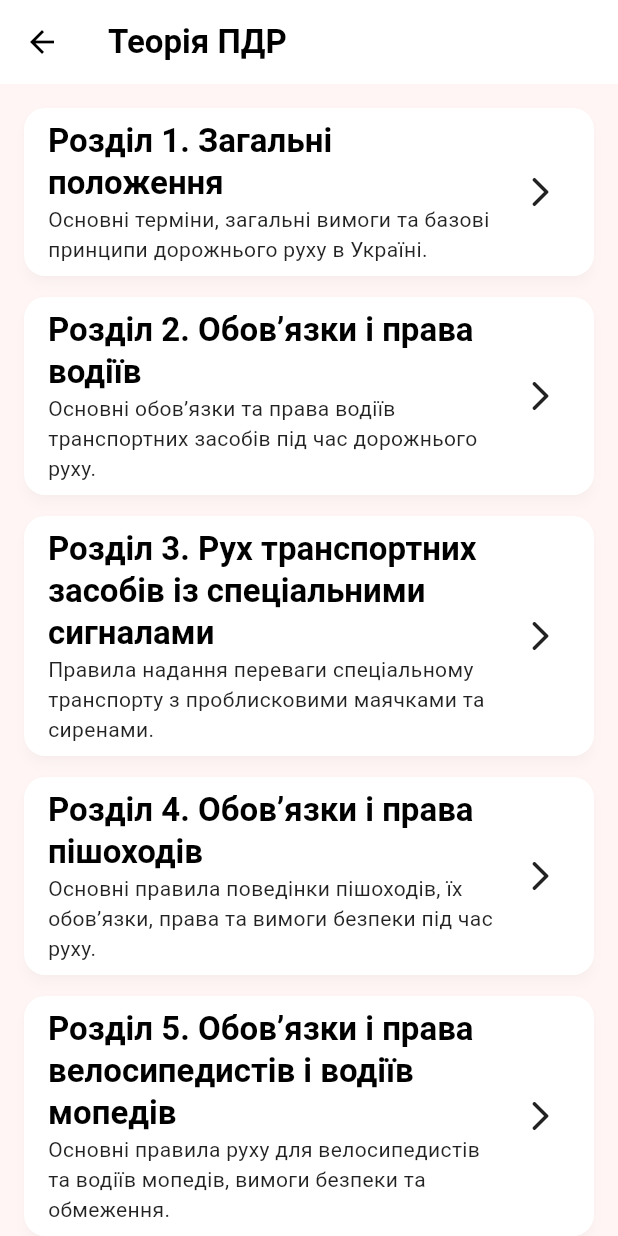
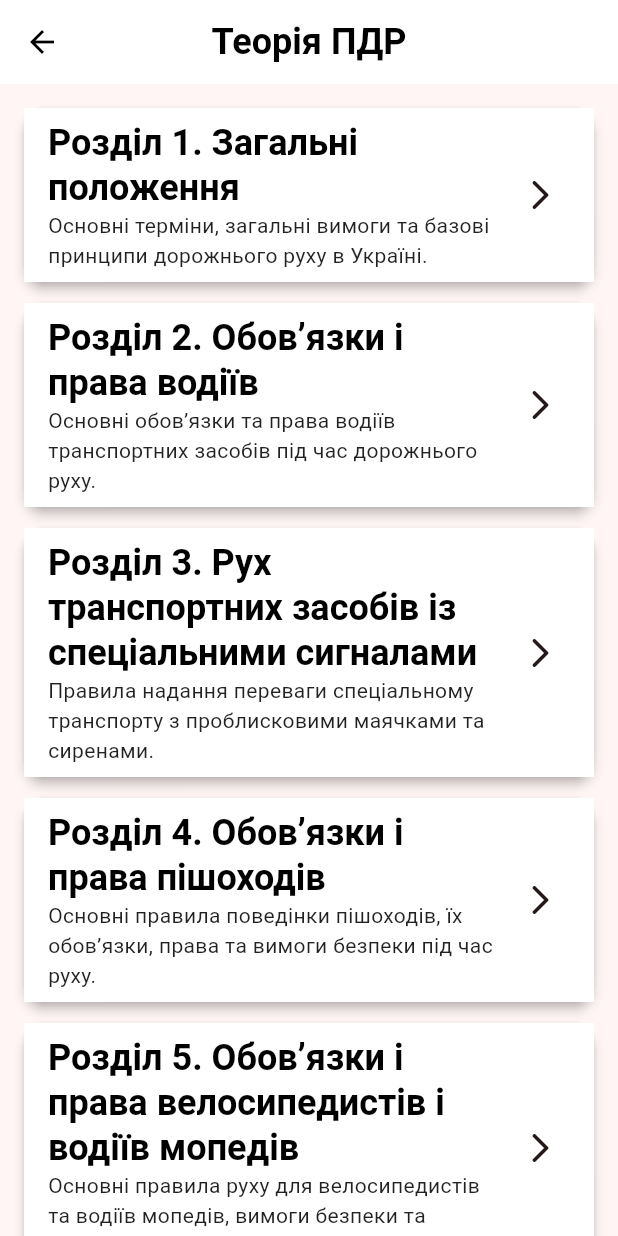
Before and after one commit to Asfi-S/pdr_learning_app, a Flutter app: the screen it shows after launch, after a tap on "Теорія ПДР", on a phone screen of 412 x 824 dp. Run offline on Flutter 3.47's test engine with Material 3 defaults, Android fonts, the phone set to English and light mode, and no system bars; our stand-ins replace shared_preferences.

Commit message:
fix 0.2x

```diff
--- a/lib/main.dart
+++ b/lib/main.dart
@@ -1,10 +1,13 @@
 import 'package:flutter/material.dart';
+import 'package:shared_preferences/shared_preferences.dart';
 import 'theme/pdr_theme.dart';
 
 // Screens
 import 'screens/home_screen.dart';
+import 'screens/settings_screen.dart';
+import 'screens/history_screen.dart';
 import 'screens/theory_screen.dart';
-import 'screens/test_menu_screen.dart';   // 🔥 НОВИЙ
+import 'screens/test_menu_screen.dart';
 import 'screens/traffic_signs_screen.dart';
 import 'screens/sections_details_screen.dart';
 
@@ -12,6 +15,7 @@ import 'screens/sections_details_screen.dart';
 import 'models/section_model.dart';
 
 void main() {
+  WidgetsFlutterBinding.ensureInitialized();
   runApp(const PDRApp());
 }
 
@@ -24,15 +28,46 @@ class PDRApp extends StatefulWidget {
 
 class _PDRAppState extends State<PDRApp> {
   bool _isDark = false;
+  bool _loaded = false;
 
-  void toggleTheme() {
-    setState(() => _isDark = !_isDark);
+  @override
+  void initState() {
+    super.initState();
+    _loadTheme();
+  }
+
+  /// 🔥 Завантаження теми із SharedPreferences
+  Future<void> _loadTheme() async {
+    final prefs = await SharedPreferences.getInstance();
+    final saved = prefs.getBool("isDark") ?? false;
+    setState(() {
+      _isDark = saved;
+      _loaded = true;
+    });
+  }
+
+  /// 🔥 Зміна теми + збереження
+  void toggleTheme() async {
+    final newValue = !_isDark;
+    setState(() => _isDark = newValue);
+
+    final prefs = await SharedPreferences.getInstance();
+    await prefs.setBool("isDark", newValue);
   }
 
   @override
   Widget build(BuildContext context) {
+    // Показуємо splash поки тема не прочиталась
+    if (!_loaded) {
+      return MaterialApp(
+        home: Scaffold(
+          body: Center(child: CircularProgressIndicator()),
+        ),
+      );
+    }
+
     return MaterialApp(
-      title: 'Вивчення ПДР',
+      title: "Вивчення ПДР",
       debugShowCheckedModeBanner: false,
 
       // Теми
@@ -40,35 +75,31 @@ class _PDRAppState extends State<PDRApp> {
       darkTheme: PdrTheme.dark,
       themeMode: _isDark ? ThemeMode.dark : ThemeMode.light,
 
-      initialRoute: '/',
+      // Головний екран
+      home: const HomeScreen(),
 
-
+      // Маршрути
       routes: {
-        '/': (_) => HomeScreen(
+        "/settings": (_) => SettingsScreen(
           toggleTheme: toggleTheme,
           isDark: _isDark,
         ),
-
-        '/theory': (_) => const TheoryScreen(),
-
-        // 🔥 Тепер це меню тестування!
-        '/test': (_) => const TestMenuScreen(),
-
-        '/signs': (_) => const TrafficSignsScreen(),
+        "/history": (_) => const HistoryScreen(),
+        "/theory": (_) => const TheoryScreen(),
+        "/test": (_) => const TestMenuScreen(),
+        "/signs": (_) => const TrafficSignsScreen(),
       },
 
-      // екрани з аргументами
+      // Динамічні сторінки
       onGenerateRoute: (settings) {
-        if (settings.name == '/section_details') {
+        if (settings.name == "/section_details") {
           final args = settings.arguments;
-
           if (args is SectionModel) {
             return MaterialPageRoute(
               builder: (_) => SectionDetailsScreen(section: args),
             );
           }
         }
-
         return null;
       },
     );
--- a/lib/screens/home_screen.dart
+++ b/lib/screens/home_screen.dart
@@ -1,14 +1,7 @@
 import 'package:flutter/material.dart';
 
 class HomeScreen extends StatefulWidget {
-  final VoidCallback toggleTheme;
-  final bool isDark;
-
-  const HomeScreen({
-    super.key,
-    required this.toggleTheme,
-    required this.isDark,
-  });
+  const HomeScreen({super.key});
 
   @override
   State<HomeScreen> createState() => _HomeScreenState();
@@ -30,7 +23,6 @@ class _HomeScreenState extends State<HomeScreen>
     );
 
     _fade = CurvedAnimation(parent: _controller, curve: Curves.easeOut);
-
     _slide = Tween(begin: const Offset(0, 0.15), end: Offset.zero)
         .animate(CurvedAnimation(parent: _controller, curve: Curves.easeOut));
 
@@ -52,14 +44,13 @@ class _HomeScreenState extends State<HomeScreen>
         title: const Text("Вивчення ПДР"),
         actions: [
           IconButton(
-            icon: Icon(
-              widget.isDark ? Icons.dark_mode : Icons.light_mode,
-            ),
-            onPressed: widget.toggleTheme,
+            icon: const Icon(Icons.settings),
+            onPressed: () => Navigator.pushNamed(context, "/settings"),
           )
         ],
       ),
 
+      // 🔥 Гарний градієнтний фон
       body: Container(
         width: double.infinity,
         decoration: BoxDecoration(
@@ -77,48 +68,33 @@ class _HomeScreenState extends State<HomeScreen>
             opacity: _fade,
             child: SlideTransition(
               position: _slide,
+              child: Center(
                 child: Column(
                   mainAxisAlignment: MainAxisAlignment.center,
                   children: [
-                  Image.asset('assets/images/pdr_logo.png',
-                      width: 120, height: 120),
+                    Image.asset("assets/images/pdr_logo.png", width: 130),
+                    const SizedBox(height: 20),
 
-                  const SizedBox(height: 16),
-
+                    // Заголовок
                     Text(
                       "Вивчення ПДР",
-                    style: theme.textTheme.titleLarge!.copyWith(
-                      fontSize: 34,
-                      shadows: const [
-                        Shadow(
-                          blurRadius: 8,
-                          offset: Offset(2, 2),
-                          color: Colors.black26,
-                        )
-                      ],
+                      style: theme.textTheme.titleLarge?.copyWith(
+                        fontSize: 32,
+                        fontWeight: FontWeight.bold,
                       ),
                     ),
 
                     const SizedBox(height: 40),
 
                     _btn(Icons.menu_book_rounded, "Теорія ПДР", "/theory"),
-                  const SizedBox(height: 20),
+                    const SizedBox(height: 18),
 
                     _btn(Icons.quiz_rounded, "Тестування", "/test"),
-                  const SizedBox(height: 20),
+                    const SizedBox(height: 18),
 
                     _btn(Icons.traffic_rounded, "Дорожні знаки", "/signs"),
-
-                  const SizedBox(height: 60),
-
-                  Text(
-                    "© 2025 Asfinian Studio",
-                    style: theme.textTheme.bodyMedium!.copyWith(
-                      fontSize: 12,
-                      color: Colors.grey,
+                  ],
                 ),
-                  )
-                ],
               ),
             ),
           ),
--- a/lib/theme/pdr_theme.dart
+++ b/lib/theme/pdr_theme.dart
@@ -3,106 +3,125 @@ import 'package:flutter/material.dart';
 class PdrTheme {
   // 🌞 СВІТЛА ТЕМА
   static final ThemeData light = ThemeData(
+    useMaterial3: true,
     brightness: Brightness.light,
 
     scaffoldBackgroundColor: const Color(0xFFFFF5F5),
 
-    colorScheme: const ColorScheme.light(
-      primary: Color(0xFFFF6E6E),
-      secondary: Color(0xFFFF9E9E),
-      surface: Colors.white,
-      onSurface: Colors.black87,
-      onPrimary: Colors.white,
+    colorScheme: ColorScheme.fromSeed(
+      brightness: Brightness.light,
+      seedColor: const Color(0xFFFF6E6E),
+      primary: const Color(0xFFFF6E6E),
+      secondary: const Color(0xFFFF9E9E),
     ),
 
     appBarTheme: const AppBarTheme(
       backgroundColor: Colors.white,
       foregroundColor: Colors.black,
       elevation: 0,
+      centerTitle: true,
     ),
 
     cardTheme: const CardThemeData(
       color: Colors.white,
       surfaceTintColor: Colors.transparent,
       elevation: 3,
-      shadowColor: Colors.black12,
+      margin: EdgeInsets.symmetric(vertical: 8),
       shape: RoundedRectangleBorder(
         borderRadius: BorderRadius.all(Radius.circular(14)),
       ),
     ),
 
+    listTileTheme: const ListTileThemeData(
+      iconColor: Colors.black87,
+      textColor: Colors.black87,
+      tileColor: Colors.white,
+    ),
+
     elevatedButtonTheme: ElevatedButtonThemeData(
       style: ElevatedButton.styleFrom(
-        backgroundColor: Color(0xFFFF7A7A),
+        backgroundColor: const Color(0xFFFF7A7A),
         foregroundColor: Colors.white,
-        padding: EdgeInsets.symmetric(vertical: 14, horizontal: 28),
-        shape: RoundedRectangleBorder(
+        padding: const EdgeInsets.symmetric(vertical: 14, horizontal: 28),
+        shape: const RoundedRectangleBorder(
           borderRadius: BorderRadius.all(Radius.circular(18)),
         ),
-        elevation: 3,
+        elevation: 4,
+        shadowColor: Colors.black26,
       ),
     ),
 
     textTheme: const TextTheme(
       bodyMedium: TextStyle(color: Colors.black87),
-      bodyLarge: TextStyle(color: Colors.black),
+      bodyLarge: TextStyle(color: Colors.black, fontSize: 16),
       titleLarge: TextStyle(
         color: Colors.black,
         fontWeight: FontWeight.bold,
+        fontSize: 24,
       ),
     ),
   );
 
   // 🌙 ТЕМНА ТЕМА
   static final ThemeData dark = ThemeData(
+    useMaterial3: true,
     brightness: Brightness.dark,
 
     scaffoldBackgroundColor: const Color(0xFF0E0E1A),
     canvasColor: const Color(0xFF141428),
 
-    colorScheme: const ColorScheme.dark(
-      primary: Color(0xFFFF6E6E),
-      secondary: Color(0xFFFF8A80),
-      surface: Color(0xFF1C1C2E),
-      onSurface: Colors.white70,
-      onPrimary: Colors.white,
+    colorScheme: ColorScheme.fromSeed(
+      brightness: Brightness.dark,
+      seedColor: const Color(0xFFFF6E6E),
+      primary: const Color(0xFFFF6E6E),
+      secondary: const Color(0xFFFF8A80),
+      surface: const Color(0xFF1C1C2E),
     ),
 
     appBarTheme: const AppBarTheme(
       backgroundColor: Color(0xFF0B0B13),
       foregroundColor: Colors.white,
       elevation: 0,
+      centerTitle: true,
     ),
 
     cardTheme: const CardThemeData(
       color: Color(0xFF1A1A28),
       surfaceTintColor: Colors.transparent,
-      elevation: 5,
+      elevation: 4,
+      margin: EdgeInsets.symmetric(vertical: 8),
       shadowColor: Colors.black54,
       shape: RoundedRectangleBorder(
         borderRadius: BorderRadius.all(Radius.circular(14)),
       ),
     ),
 
+    listTileTheme: const ListTileThemeData(
+      iconColor: Colors.white70,
+      textColor: Colors.white70,
+      tileColor: Color(0xFF1A1A28),
+    ),
+
     elevatedButtonTheme: ElevatedButtonThemeData(
       style: ElevatedButton.styleFrom(
-        backgroundColor: Color(0xFF27273A),
+        backgroundColor: const Color(0xFF27273A),
         foregroundColor: Colors.white,
-        shadowColor: Colors.black54,
-        padding: EdgeInsets.symmetric(vertical: 14, horizontal: 28),
-        shape: RoundedRectangleBorder(
+        padding: const EdgeInsets.symmetric(vertical: 14, horizontal: 28),
+        shape: const RoundedRectangleBorder(
           borderRadius: BorderRadius.all(Radius.circular(18)),
         ),
         elevation: 6,
+        shadowColor: Colors.black87,
       ),
     ),
 
     textTheme: const TextTheme(
       bodyMedium: TextStyle(color: Colors.white70),
-      bodyLarge: TextStyle(color: Colors.white),
+      bodyLarge: TextStyle(color: Colors.white, fontSize: 16),
       titleLarge: TextStyle(
         color: Colors.white,
         fontWeight: FontWeight.bold,
+        fontSize: 24,
       ),
     ),
   );
```
Also changed, not shown: lib/data/history_manager.dart (added, +59 -0 lines), lib/screens/history_screen.dart (added, +114 -0 lines), lib/screens/settings_screen.dart (added, +106 -0 lines), lib/screens/test_runner_screen.dart (+33 -16 lines), lib/widgets/speedometer_result.dart (+30 -22 lines), pubspec.yaml (+8 -0 lines), pubspec.lock, 1 other file. Lines whose indentation alone changed are shown as unchanged.
